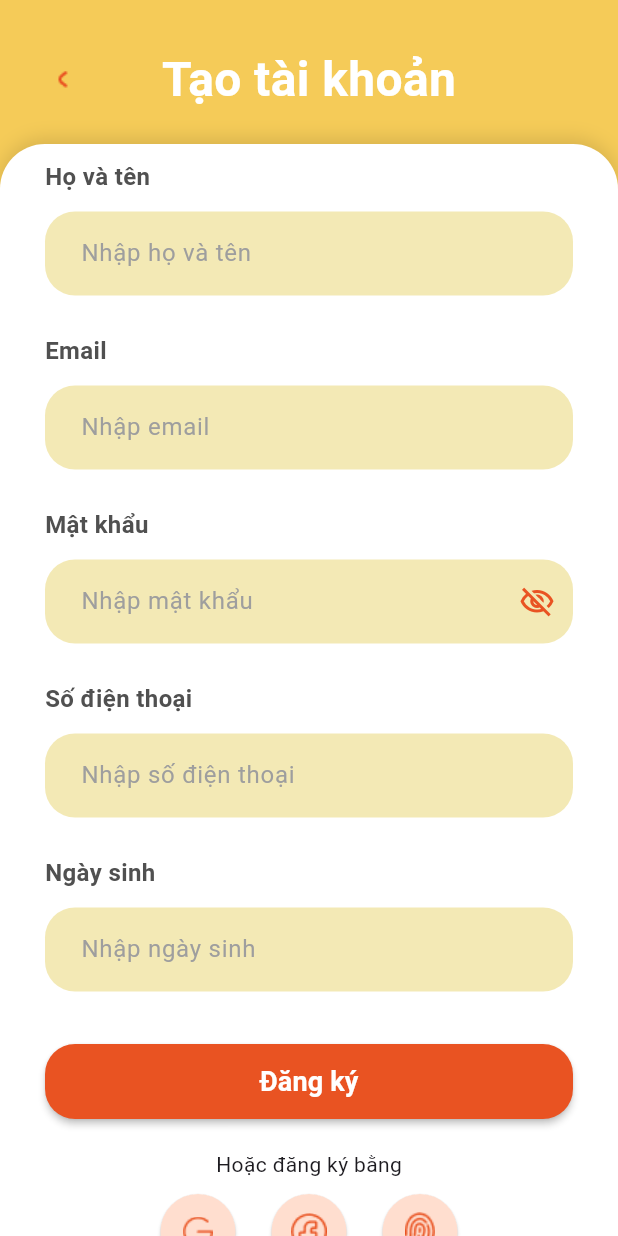
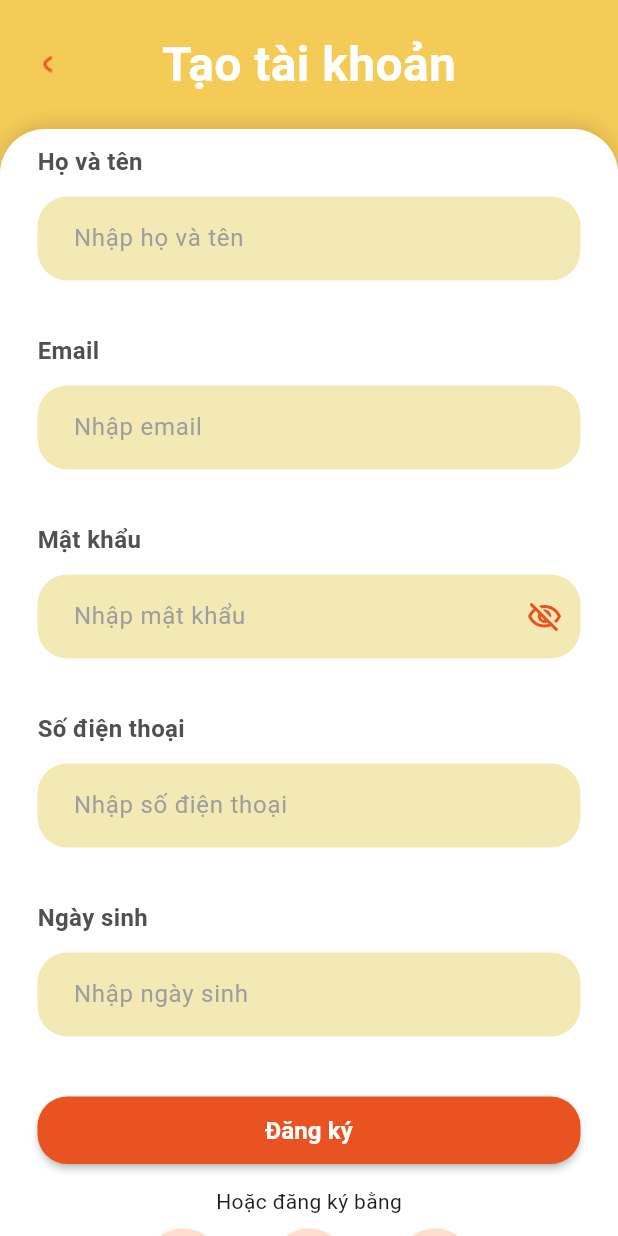
Before and after one commit to PhamVanDong2407/foodapp, a Flutter app: the SignupPage screen opened by its route, on a phone screen of 412 x 824 dp. Run offline on Flutter 3.47's test engine with Material 3 defaults, Android fonts, the phone set to English and light mode, and no system bars; our stand-ins replace firebase_auth, firebase_core, get; accounts and stored records are empty.

Commit message:
cap nhat noi dung

```diff
--- a/lib/pages/auth_page/signup_page.dart
+++ b/lib/pages/auth_page/signup_page.dart
@@ -18,7 +18,7 @@ class SignupPage extends StatelessWidget {
         child: Column(
           children: [
             Padding(
-              padding: const EdgeInsets.only(top: 30, left: 30, right: 30),
+              padding: const EdgeInsets.symmetric(horizontal: 20, vertical: 20),
               child: TextTitle(
                 text_Title_Auth: 'Tạo tài khoản',
                 onPressed: () {
@@ -28,7 +28,6 @@ class SignupPage extends StatelessWidget {
                 img_auth_page: 'assets/images/back_icon.png',
               ),
             ),
-            const SizedBox(height: 20),
             Expanded(
               child: Container(
                 width: double.infinity,
@@ -48,14 +47,15 @@ class SignupPage extends StatelessWidget {
                 ),
                 child: const SingleChildScrollView(
                   child: Padding(
-                    padding: EdgeInsets.symmetric(horizontal: 30, vertical: 10),
+                    padding: EdgeInsets.symmetric(
+                        horizontal: 25, vertical: 10),
                     child: Column(
                       crossAxisAlignment: CrossAxisAlignment.start,
                       children: [
                         TextFFSignup(),
-                        SizedBox(height: 20),
-                        orSignupDiff(),
-                        SizedBox(height: 20),
+                        SizedBox(height: 15),
+                        OrSignupDiff(),
+                        SizedBox(height: 10),
                       ],
                     ),
                   ),
@@ -79,23 +79,30 @@ class TextFFSignup extends StatelessWidget {
     return Column(
       crossAxisAlignment: CrossAxisAlignment.start,
       children: [
-        Obx(() => CustomTextField(
+        Obx(
+          () => CustomTextField(
             controller: signupController.fullname,
             label: 'Họ và tên',
             hintText: 'Nhập họ và tên',
             errorText: signupController.fullnameError.value.isEmpty
                 ? null
                 : signupController.fullnameError.value,
-            )),
-        Obx(() => CustomTextField(
+          ),
+        ),
+        const SizedBox(height: 10),
+        Obx(
+          () => CustomTextField(
             controller: signupController.email,
             label: 'Email',
             hintText: 'Nhập email',
             errorText: signupController.emailError.value.isEmpty
                 ? null
                 : signupController.emailError.value,
-            )),
-        Obx(() => CustomTextField(
+          ),
+        ),
+        const SizedBox(height: 10),
+        Obx(
+          () => CustomTextField(
             controller: signupController.password,
             label: 'Mật khẩu',
             hintText: 'Nhập mật khẩu',
@@ -107,8 +114,11 @@ class TextFFSignup extends StatelessWidget {
             errorText: signupController.passwordError.value.isEmpty
                 ? null
                 : signupController.passwordError.value,
-            )),
-        Obx(() => CustomTextField(
+          ),
+        ),
+        const SizedBox(height: 10),
+        Obx(
+          () => CustomTextField(
             controller: signupController.mobilenumber,
             label: 'Số điện thoại',
             hintText: 'Nhập số điện thoại',
@@ -116,8 +126,11 @@ class TextFFSignup extends StatelessWidget {
             errorText: signupController.mobileError.value.isEmpty
                 ? null
                 : signupController.mobileError.value,
-            )),
-        Obx(() => CustomTextField(
+          ),
+        ),
+        const SizedBox(height: 10),
+        Obx(
+          () => CustomTextField(
             controller: signupController.dateofbirth,
             label: 'Ngày sinh',
             hintText: 'Nhập ngày sinh',
@@ -125,12 +138,14 @@ class TextFFSignup extends StatelessWidget {
             errorText: signupController.dobError.value.isEmpty
                 ? null
                 : signupController.dobError.value,
-            )),
-        const SizedBox(height: 10),
+          ),
+        ),
+        const SizedBox(height: 15),
         SizedBox(
           width: double.infinity,
-          height: 50,
-          child: Obx(() => ElevatedButton(
+          height: 45,
+          child: Obx(
+            () => ElevatedButton(
               onPressed: signupController.isLoading.value
                   ? null
                   : () {
@@ -149,19 +164,20 @@ class TextFFSignup extends StatelessWidget {
                       'Đăng ký',
                       style: TextStyle(
                         color: Colors.white,
-                          fontSize: 18,
+                        fontSize: 16,
                         fontWeight: FontWeight.bold,
                       ),
                     ),
-              )),
+            ),
+          ),
         ),
       ],
     );
   }
 }
 
-class orSignupDiff extends StatelessWidget {
-  const orSignupDiff({super.key});
+class OrSignupDiff extends StatelessWidget {
+  const OrSignupDiff({super.key});
 
   @override
   Widget build(BuildContext context) {
@@ -169,14 +185,22 @@ class orSignupDiff extends StatelessWidget {
 
     return Column(
       children: [
-        const Text('Hoặc đăng ký bằng'),
-        const SizedBox(height: 10),
+        const Text('Hoặc đăng ký bằng', style: TextStyle(fontSize: 14)),
+        const SizedBox(height: 8),
         const Row(
           mainAxisAlignment: MainAxisAlignment.center,
           children: [
-            SocialButton(imagePath: 'assets/images/Gmail.png'),
-            SocialButton(imagePath: 'assets/images/Facebook.png'),
-            SocialButton(imagePath: 'assets/images/Mark.png'),
+            SocialButton(
+              imagePath: 'assets/images/Gmail.png',
+            ),
+            SizedBox(width: 10),
+            SocialButton(
+              imagePath: 'assets/images/Facebook.png',
+            ),
+            SizedBox(width: 10),
+            SocialButton(
+              imagePath: 'assets/images/Mark.png',
+            ),
           ],
         ),
         const SizedBox(height: 10),
@@ -188,7 +212,7 @@ class orSignupDiff extends StatelessWidget {
           child: RichText(
             text: const TextSpan(
               text: "Bạn đã có tài khoản? ",
-              style: TextStyle(color: Colors.black, fontSize: 16),
+              style: TextStyle(color: Colors.black, fontSize: 14),
               children: [
                 TextSpan(
                   text: "Đăng nhập",
@@ -200,7 +224,7 @@ class orSignupDiff extends StatelessWidget {
               ],
             ),
           ),
-        )
+        ),
       ],
     );
   }
--- a/lib/pages/launch_page/welcome_page.dart
+++ b/lib/pages/launch_page/welcome_page.dart
@@ -4,7 +4,7 @@ import '../../components/launch_page/text_welcome_page.dart';
 import 'package:get/get.dart';
 
 class WelcomePage extends StatelessWidget {
-  const WelcomePage({Key? key}) : super(key: key);
+  const WelcomePage({super.key});
 
   @override
   Widget build(BuildContext context) {
```
Lines whose indentation alone changed are shown as unchanged.
